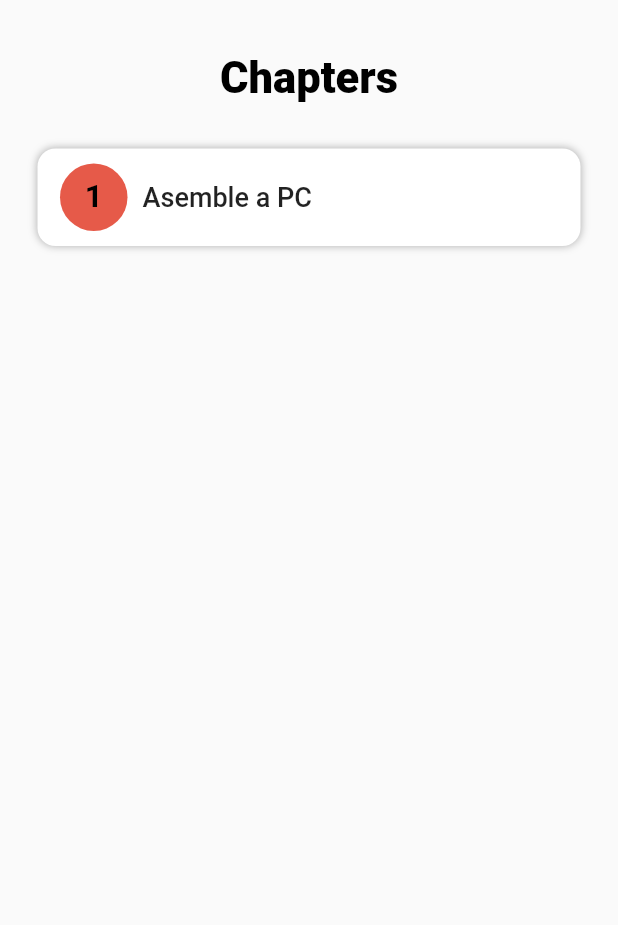
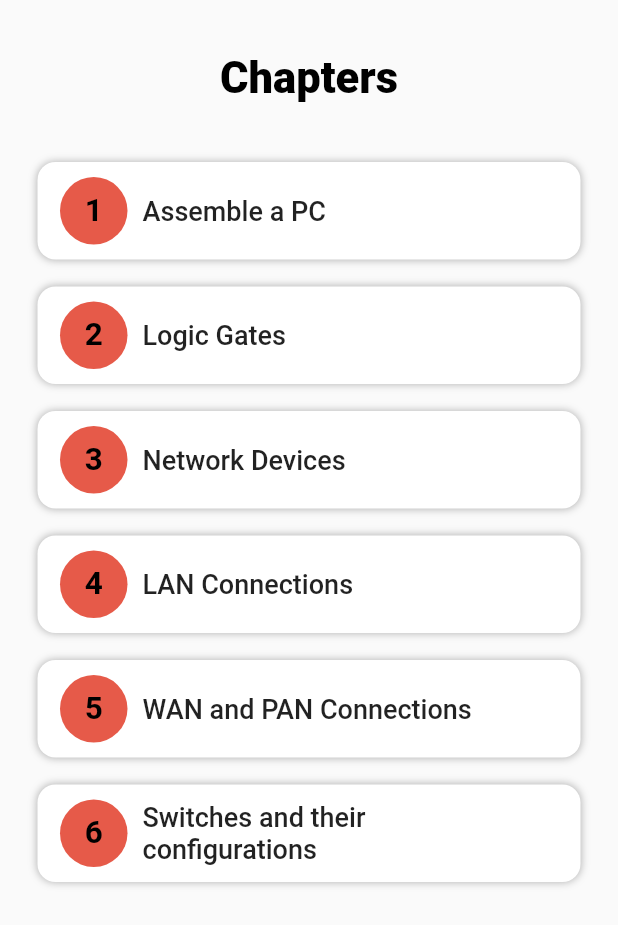
Before and after one commit to naman-jn/ar_test, a Flutter app: the ChaptersListScreen screen opened directly, on a phone screen of 412 x 824 dp. Shown: the top 925 px of the screen. Run offline on Flutter 3.47's test engine with Material 2 defaults, Android fonts, the phone set to English and light mode, and no system bars; our stand-ins replace fluttertoast, logger; missing offline and left inert: ar_flutter_plugin, model_viewer.

Commit message:
New Ui approach

```diff
--- a/lib/shared/assets.dart
+++ b/lib/shared/assets.dart
@@ -7,6 +7,7 @@ class Assets {
   static const m_ram = "assets/models/ram.glb";
   static const m_ssd = "assets/models/ssd.glb";
   static const m_usbDrive = "assets/models/usb_drive.glb";
+  static const m_pc = "assets/models/pc.glb";
 
   static const i_ryzenChip = "assets/images/ryzen.jpeg";
   static const i_desktop = "assets/images/desktop.jpeg";
@@ -16,13 +17,24 @@ class Assets {
   static const i_ram = "assets/images/ram.jpeg";
   static const i_ssd = "assets/images/ssd.jpeg";
   static const i_usb_drive = "assets/images/usb_drive.jpg";
+  static const i_pc = "assets/images/pc.jpg";
 
-  static const ar_ryzenChip = "https://github.com/naman-jn/ar_test/raw/ia/final_app/assets/models/amd_ryzen.glb";
-  static const ar_desktop = "https://github.com/naman-jn/ar_test/raw/ia/final_app/assets/models/desktop.glb";
-  static const ar_floppyDisk = "https://github.com/naman-jn/ar_test/raw/ia/final_app/https://github.com/naman-jn/ar_test/raw/ia/final_app/assets/models/floppy_disk.glb";
-  static const ar_keyboard = "https://github.com/naman-jn/ar_test/raw/ia/final_app/assets/models/keyboard.glb";
-  static const ar_motherboard = "https://github.com/naman-jn/ar_test/raw/ia/final_app/assets/models/motherboard.glb";
-  static const ar_ram = "https://github.com/naman-jn/ar_test/raw/ia/final_app/assets/models/ram.glb";
-  static const ar_ssd = "https://github.com/naman-jn/ar_test/raw/ia/final_app/assets/models/ssd.glb";
-  static const ar_usbDrive = "https://github.com/naman-jn/ar_test/raw/ia/final_app/assets/models/usb_drive.glb";
+  static const ar_ryzenChip =
+      "https://github.com/naman-jn/ar_test/raw/ia/final_app/assets/models/amd_ryzen.glb";
+  static const ar_desktop =
+      "https://github.com/naman-jn/ar_test/raw/ia/final_app/assets/models/desktop.glb";
+  static const ar_floppyDisk =
+      "https://github.com/naman-jn/ar_test/raw/ia/final_app/https://github.com/naman-jn/ar_test/raw/ia/final_app/assets/models/floppy_disk.glb";
+  static const ar_keyboard =
+      "https://github.com/naman-jn/ar_test/raw/ia/final_app/assets/models/keyboard.glb";
+  static const ar_motherboard =
+      "https://github.com/naman-jn/ar_test/raw/ia/final_app/assets/models/motherboard.glb";
+  static const ar_ram =
+      "https://github.com/naman-jn/ar_test/raw/ia/final_app/assets/models/ram.glb";
+  static const ar_ssd =
+      "https://github.com/naman-jn/ar_test/raw/ia/final_app/assets/models/ssd.glb";
+  static const ar_usbDrive =
+      "https://github.com/naman-jn/ar_test/raw/ia/final_app/assets/models/usb_drive.glb";
+  static const ar_pc =
+      "https://github.com/naman-jn/ar_test/raw/ia/final_app/assets/models/pc.glb";
 }
--- a/lib/shared/constants.dart
+++ b/lib/shared/constants.dart
@@ -1,3 +1,5 @@
+import 'package:flutter/material.dart';
+import 'package:fluttertoast/fluttertoast.dart';
 import 'package:logger/logger.dart';
 import 'package:project/shared/assets.dart';
 
@@ -24,6 +26,7 @@ class Constants {
     Assets.m_ram,
     Assets.m_ssd,
     Assets.m_usbDrive,
+    Assets.m_pc,
   ];
 
   static const List<String> ImageList = [
@@ -34,6 +37,7 @@ class Constants {
     Assets.i_ram,
     Assets.i_ssd,
     Assets.i_usb_drive,
+    Assets.i_pc,
   ];
 
   static const List<String> nameList = [
@@ -44,16 +48,18 @@ class Constants {
     "RAM",
     "SSD",
     "USB Drive",
+    "Personal Computer"
   ];
 
   static const List<String> arModels = [
-     Assets.ar_ryzenChip,
+    Assets.ar_ryzenChip,
     Assets.ar_desktop,
     Assets.ar_keyboard,
     Assets.ar_motherboard,
     Assets.ar_ram,
     Assets.ar_ssd,
     Assets.ar_usbDrive,
+    Assets.ar_pc,
   ];
 
   static const List<String> modelDescriptionList = [
@@ -64,5 +70,27 @@ class Constants {
     "RAM (Random Access Memory) is a type of computer memory that is used to temporarily store data that is being actively accessed by the CPU. It is a volatile memory, meaning that its contents are lost when the computer is turned off. RAM allows the CPU to access and retrieve data quickly, making it an essential component for the smooth operation of a computer system. The amount and speed of RAM can have a significant impact on the performance of a computer, with more RAM allowing for more applications to be run simultaneously and faster. Overall, RAM is a critical component of a computer system and plays an important role in determining its overall performance and capabilities.",
     "An SSD (Solid State Drive) is a type of storage device that has become increasingly popular in recent years due to its improved performance and reliability compared to traditional hard drives. Unlike traditional hard drives, which use spinning disks to read and write data, SSDs use NAND-based flash memory to store data. This allows them to provide faster read and write speeds, which can significantly improve the overall performance of a computer system. SSDs are also less prone to failure and are less affected by physical shock or vibration. They come in various form factors, such as 2.5-inch drives for laptops and desktops and M.2 drives for ultrabooks and other compact devices.",
     "A USB drive, also known as a flash drive or thumb drive, is a small portable storage device that uses flash memory to store and transfer data between computers and other devices. They are typically small and lightweight, making them easy to carry around in a pocket or bag. USB drives are commonly used for transferring files, backing up data, and sharing information between different computers or devices. They plug into a USB port and are available in various capacities ranging from a few gigabytes to several terabytes. USB drives have become a popular alternative to traditional optical media such as CDs and DVDs, and with the advent of USB 3.0 and USB-C, they offer faster data transfer speeds than ever before. Overall, USB drives are a convenient and versatile way to store and transfer data, making them an essential tool for many people in today's digital world.",
+    "Assembling a personal computer  involves selecting and purchasing individual components, such as a CPU, motherboard, RAM, storage drives, power supply, and a case, and then assembling them into a functional computer. It requires some technical knowledge and careful attention to detail, but there are many online resources and tutorials available to help guide you through the process. Assembling your own PC allows you to choose high-quality components, tailor the performance to your needs, and potentially save money compared to buying a pre-built computer from a manufacturer."
   ];
+
+  static const List<String> chapterNameList = [
+    "Assemble a PC",
+    "Logic Gates",
+    "Network Devices",
+    "LAN Connections",
+    "WAN and PAN Connections",
+    "Switches and their configurations",
+  ];
+
+  static void toast(String text) {
+    Fluttertoast.showToast(
+      msg: text,
+      toastLength: Toast.LENGTH_LONG,
+      gravity: ToastGravity.BOTTOM,
+      timeInSecForIosWeb: 1,
+      backgroundColor: Colors.black,
+      textColor: Colors.white,
+      fontSize: 16.0,
+    );
+  }
 }
--- a/lib/views/chapters_list_screen.dart
+++ b/lib/views/chapters_list_screen.dart
@@ -1,5 +1,7 @@
 import 'package:flutter/material.dart';
+import 'package:fluttertoast/fluttertoast.dart';
 import 'package:project/shared/colors.dart';
+import 'package:project/shared/constants.dart';
 import 'package:project/views/chapters_detail_screen.dart';
 
 class ChaptersListScreen extends StatelessWidget {
@@ -24,20 +26,25 @@ class ChaptersListScreen extends StatelessWidget {
             Expanded(
               child: ListView.builder(
                 padding: EdgeInsets.symmetric(vertical: 20, horizontal: 25),
-                itemCount: 1,
+                itemCount: 6,
                 itemBuilder: (context, index) {
                   return InkWell(
                     onTap: () {
+                      if (index == 0) {
                         Navigator.push(
                           context,
                           MaterialPageRoute(
                             builder: (context) => ChaptersDetailScreen(),
                           ),
                         );
+                      } else {
+                        Constants.toast("Coming Soon");
+                      }
                     },
                     child: Container(
                       height: 65,
                       padding: EdgeInsets.symmetric(horizontal: 15),
+                      margin: EdgeInsets.symmetric(vertical: 9),
                       decoration: BoxDecoration(
                           borderRadius: BorderRadius.circular(12),
                           color: Colors.white,
@@ -70,11 +77,16 @@ class ChaptersListScreen extends StatelessWidget {
                                 ),
                               ),
                               SizedBox(width: 10),
-                              Text(
-                                "Asemble a PC",
+                              SizedBox(
+                                width: MediaQuery.of(context).size.width * 0.6,
+                                child: Text(
+                                  Constants.chapterNameList[index],
+                                  maxLines: 2,
+                                  overflow: TextOverflow.ellipsis,
                                   style: TextStyle(
                                     fontSize: 18,
                                     fontWeight: FontWeight.w500,
+                                  ),
                                 ),
                               ),
                             ],
--- a/lib/views/landing_screen.dart
+++ b/lib/views/landing_screen.dart
@@ -1,6 +1,6 @@
 import 'package:flutter/material.dart';
 import 'package:project/shared/colors.dart';
-import 'chapters_list_screen.dart';
+import 'package:project/views/chapters_list_screen.dart';
 
 class LandingScreen extends StatefulWidget {
   const LandingScreen({Key key}) : super(key: key);
--- a/pubspec.yaml
+++ b/pubspec.yaml
@@ -32,6 +32,7 @@ dependencies:
     sdk: flutter
   flutter_archive: ^4.1.1
   flutter_cube: ^0.0.6
+  fluttertoast: ^8.2.1
   intl: ^0.18.0
   logger: ^1.1.0
   model_viewer: ^0.8.1
```
Also changed, not shown: assets/images/pc.jpg (added), 6 other files. Lines whose indentation alone changed are shown as unchanged.
